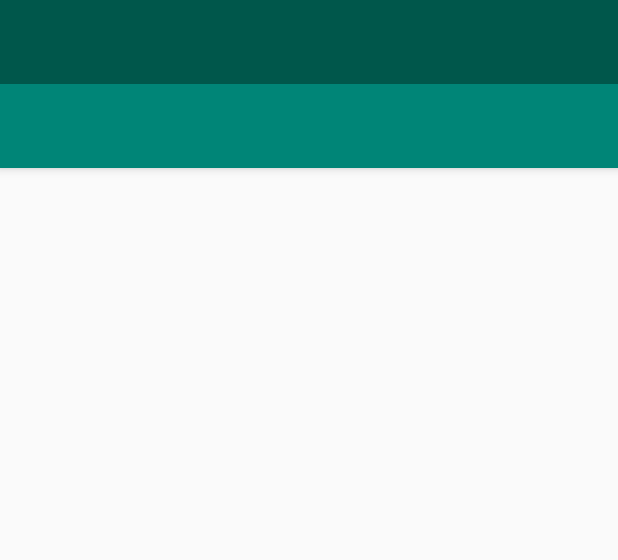
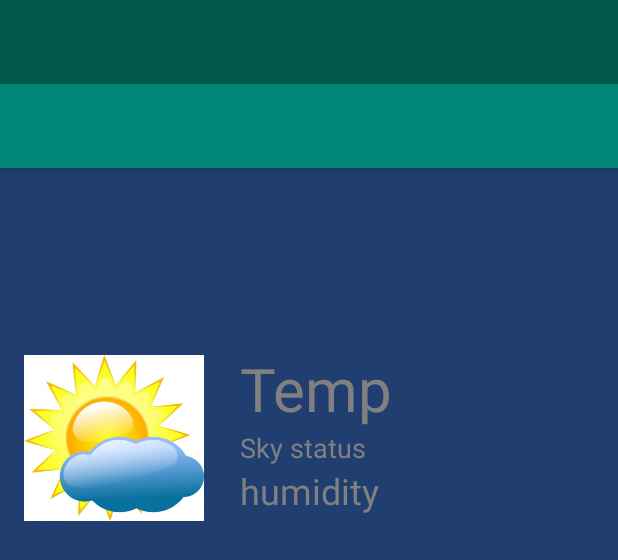
Before and after one commit to Perpetua-Kabute/Weather-Now, an Android app: the layout activity_landing.xml on its own in the app's theme, with its tools: preview values and no code run, on a phone screen of 412 x 824 dp. Shown: the top 560 px of the screen. Run offline under Robolectric (Android 15) with nearby library versions, the phone set to English and light mode, and no system bars.

Commit message:
UI for current weather update

```diff
--- a/app/build.gradle
+++ b/app/build.gradle
@@ -27,4 +27,5 @@ dependencies {
     testImplementation 'junit:junit:4.12'
     androidTestImplementation 'com.android.support.test:runner:1.0.2'
     androidTestImplementation 'com.android.support.test.espresso:espresso-core:3.0.2'
+    implementation 'com.squareup.picasso:picasso:2.5.2'
 }
--- a/app/src/main/AndroidManifest.xml
+++ b/app/src/main/AndroidManifest.xml
@@ -1,6 +1,8 @@
 <?xml version="1.0" encoding="utf-8"?>
 <manifest xmlns:android="http://schemas.android.com/apk/res/android"
     package="com.androidplayground.weathernow">
+
+    <uses-permission android:name="android.permission.INTERNET" />
 
     <application
         android:allowBackup="true"
@@ -12,7 +14,13 @@
         <activity
             android:name=".LandingActivity"
             android:label="@string/title_activity_landing"
-            android:theme="@style/AppTheme.NoActionBar"></activity>
+            android:theme="@style/AppTheme.NoActionBar">
+            <intent-filter>
+                <action android:name="android.intent.action.MAIN" />
+                <category android:name="android.intent.category.LAUNCHER" />
+            </intent-filter>
+
+        </activity>
     </application>
 
 </manifest>
--- a/app/src/main/java/com/androidplayground/weathernow/LandingActivity.java
+++ b/app/src/main/java/com/androidplayground/weathernow/LandingActivity.java
@@ -13,6 +13,9 @@ import android.support.v4.widget.DrawerLayout;
 import android.support.v7.app.AppCompatActivity;
 import android.support.v7.widget.Toolbar;
 import android.view.Menu;
+import android.widget.ImageView;
+
+import com.squareup.picasso.Picasso;
 
 public class LandingActivity extends AppCompatActivity
         implements NavigationView.OnNavigationItemSelectedListener {
@@ -23,14 +26,7 @@ public class LandingActivity extends AppCompatActivity
         setContentView(R.layout.activity_landing);
         Toolbar toolbar = findViewById(R.id.toolbar);
         setSupportActionBar(toolbar);
-        FloatingActionButton fab = findViewById(R.id.fab);
-        fab.setOnClickListener(new View.OnClickListener() {
-            @Override
-            public void onClick(View view) {
-                Snackbar.make(view, "Replace with your own action", Snackbar.LENGTH_LONG)
-                        .setAction("Action", null).show();
-            }
-        });
+
         DrawerLayout drawer = findViewById(R.id.drawer_layout);
         NavigationView navigationView = findViewById(R.id.nav_view);
         ActionBarDrawerToggle toggle = new ActionBarDrawerToggle(
@@ -38,6 +34,10 @@ public class LandingActivity extends AppCompatActivity
         drawer.addDrawerListener(toggle);
         toggle.syncState();
         navigationView.setNavigationItemSelectedListener(this);
+
+//        ImageView weatherImage = (ImageView) findViewById(R.id.weather_image);
+//
+//        Picasso.with(getContext()).load(R.id.weather_image).into(weatherImage);
     }
 
     @Override
--- a/app/src/main/res/layout/activity_landing.xml
+++ b/app/src/main/res/layout/activity_landing.xml
@@ -12,6 +12,7 @@
         layout="@layout/app_bar_landing"
         android:layout_width="match_parent"
         android:layout_height="match_parent" />
+    <!--<include layout="@layout/content_landing"/>-->
 
     <android.support.design.widget.NavigationView
         android:id="@+id/nav_view"
--- a/app/src/main/res/layout/content_landing.xml
+++ b/app/src/main/res/layout/content_landing.xml
@@ -4,12 +4,58 @@
     xmlns:tools="http://schemas.android.com/tools"
     android:layout_width="match_parent"
     android:layout_height="match_parent"
+    android:background="@color/background"
     app:layout_behavior="@string/appbar_scrolling_view_behavior"
     tools:context=".LandingActivity"
     tools:showIn="@layout/app_bar_landing">
 
+
+
+
+    <ImageView
+        android:id="@+id/weather_image"
+        android:layout_width="120dp"
+        android:layout_height="120dp"
+        android:layout_marginStart="16dp"
+        android:layout_marginTop="120dp"
+        app:layout_constraintStart_toStartOf="parent"
+        app:layout_constraintTop_toTopOf="parent"
+        app:srcCompat="@drawable/weather" />
+
+
     <TextView
-        android:layout_width="match_parent"
-        android:layout_height="wrap_content" />
+        android:id="@+id/temperature_status"
+        android:layout_width="wrap_content"
+        android:layout_height="wrap_content"
+        android:layout_marginStart="24dp"
+        android:text="Temp"
+        android:textColor="@android:color/tertiary_text_dark"
+        android:textSize="40sp"
+        app:layout_constraintStart_toEndOf="@+id/weather_image"
+        app:layout_constraintTop_toTopOf="@+id/weather_image" />
+
+    <TextView
+        android:id="@+id/sky_status"
+        android:layout_width="wrap_content"
+        android:layout_height="wrap_content"
+        android:layout_marginStart="24dp"
+        android:text="Sky status"
+        android:textColor="@android:color/tertiary_text_dark"
+        android:textSize="18sp"
+        app:layout_constraintStart_toEndOf="@+id/weather_image"
+        app:layout_constraintTop_toBottomOf="@id/temperature_status" />
+
+    <TextView
+        android:id="@+id/humidity_status"
+        android:layout_width="wrap_content"
+        android:layout_height="wrap_content"
+        android:layout_marginStart="24dp"
+        android:text="humidity"
+        android:textColor="@android:color/tertiary_text_dark"
+        android:textSize="24sp"
+        app:layout_constraintStart_toEndOf="@+id/weather_image"
+        app:layout_constraintTop_toBottomOf="@id/sky_status" />
+
+
 
 </android.support.constraint.ConstraintLayout>
--- a/app/src/main/res/values/colors.xml
+++ b/app/src/main/res/values/colors.xml
@@ -3,4 +3,5 @@
     <color name="colorPrimary">#008577</color>
     <color name="colorPrimaryDark">#00574B</color>
     <color name="colorAccent">#D81B60</color>
+    <color name="background">#213e70 </color>
 </resources>
--- a/app/src/main/res/values/strings.xml
+++ b/app/src/main/res/values/strings.xml
@@ -1,6 +1,6 @@
 <resources>
     <string name="app_name">Weather Now</string>
-    <string name="title_activity_landing">LandingActivity</string>
+    <string name="title_activity_landing">Location</string>
     <string name="navigation_drawer_open">Open navigation drawer</string>
     <string name="navigation_drawer_close">Close navigation drawer</string>
     <string name="nav_header_title">Android Studio</string>
--- a/app/src/main/res/values/styles.xml
+++ b/app/src/main/res/values/styles.xml
@@ -7,6 +7,7 @@
         <item name="colorPrimaryDark">@color/colorPrimaryDark</item>
         <item name="colorAccent">@color/colorAccent</item>
     </style>
+
 
     <style name="AppTheme.NoActionBar">
         <item name="windowActionBar">false</item>
```
Also changed, not shown: app/src/main/res/drawable/weather.jpg (added).
